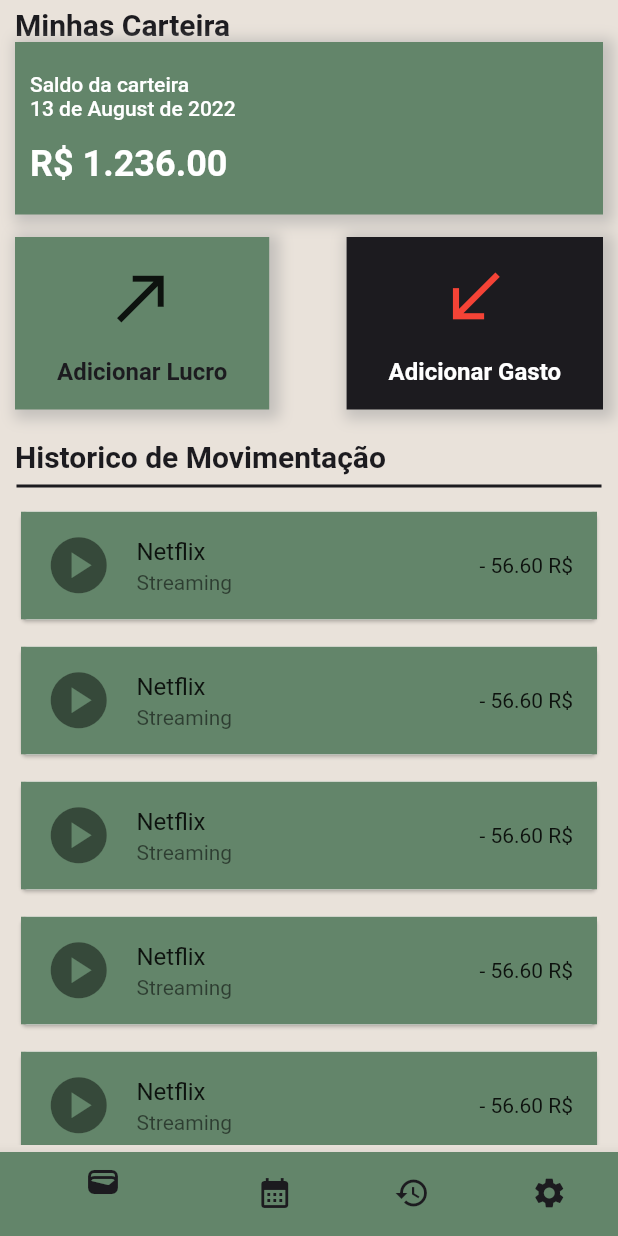
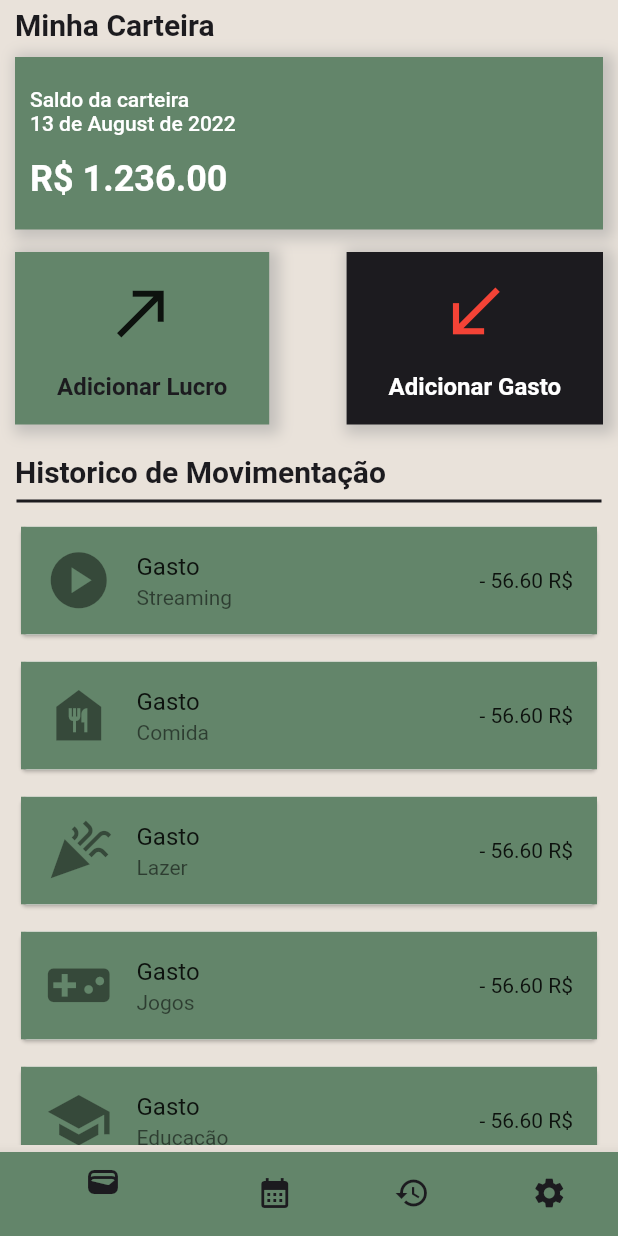
Before and after one commit to Ohlavrac/meu_dinheirinho, a Flutter app: the screen it shows after launch, on a phone screen of 412 x 824 dp. Run offline on Flutter 3.47's test engine with Material 2 defaults, Android fonts, the phone set to English and light mode, and no system bars; our stand-ins replace google_fonts.

Commit message:
Codigo atualizado

```diff
--- a/lib/app_widget.dart
+++ b/lib/app_widget.dart
@@ -1,4 +1,5 @@
 import 'package:flutter/material.dart';
+import 'package:meu_dinheirinho/iu/screens/add_wallet_moviment/add_wallet_moviment.dart';
 import 'package:meu_dinheirinho/iu/screens/screen_base.dart';
 
 import 'iu/screens/wallet/wallet.dart';
@@ -14,6 +15,7 @@
       routes: {
         "/base": (context) => const ScreenBase(),
         "/wallet": (context) => const Wallet(),
+        "/addWalletMoviment": (context) => const AddWalletMoviment(),
       },
     );
   }
--- a/lib/iu/screens/wallet/wallet.dart
+++ b/lib/iu/screens/wallet/wallet.dart
@@ -1,5 +1,6 @@
 import 'package:flutter/material.dart';
 import 'package:intl/intl.dart';
+import 'package:meu_dinheirinho/data/data_source/data_source_base_category.dart';
 import 'package:meu_dinheirinho/iu/colors/app_colors.dart';
 import 'package:meu_dinheirinho/iu/texts/app_texts.dart';
 import 'package:meu_dinheirinho/iu/widgets/square_card_button.dart';
@@ -13,6 +14,7 @@
 
 class _WalletState extends State<Wallet> {
   DateTime _date = DateTime.now();
+  DataSourceBaseCategory baseCategoryData = DataSourceBaseCategory();
 
   @override
   Widget build(BuildContext context) {
@@ -25,7 +27,8 @@
             child: Column(
               crossAxisAlignment: CrossAxisAlignment.start,
               children: [
-                Text("Minhas Carteira", style: AppTexts.title,),
+                Text("Minha Carteira", style: AppTexts.title,),
+                SizedBox(height: 10,),
                 Container(
                   padding: const EdgeInsets.symmetric(vertical: 8, horizontal: 10),
                   height: 115,
@@ -72,16 +75,17 @@
                 ),
                 Expanded(
                   child: ListView.builder(
-                    itemCount: 10,
+                    itemCount: baseCategoryData.getAll().length,
                     itemBuilder: (context, index) {
+                      var apagar = baseCategoryData.getAll();
                       return Padding(
                         padding: const EdgeInsets.symmetric(vertical: 5),
                         child: Card(
                           child: ListTile(
                             tileColor: AppColors.primary,
-                            leading: Icon(Icons.play_circle, size: 45,),
-                            title: Text("Netflix"),
-                            subtitle: Text("Streaming"),
+                            leading: apagar[index].icon,
+                            title: Text("Gasto"),
+                            subtitle: Text("${apagar[index].name}"),
                             trailing: Text("- 56.60 R\$"),
                           ),
                         ),
--- a/lib/iu/texts/app_texts.dart
+++ b/lib/iu/texts/app_texts.dart
@@ -23,6 +23,11 @@
     fontWeight: FontWeight.normal,
     fontSize: 13
   );
+  static final pageDescription = GoogleFonts.kumbhSans(
+    color: AppColors.textBlack,
+    fontWeight: FontWeight.bold,
+    fontSize: 14
+  );
   static final normal = GoogleFonts.kumbhSans(
     color: AppColors.textBlack,
     fontWeight: FontWeight.bold,
--- a/lib/iu/widgets/square_card_button.dart
+++ b/lib/iu/widgets/square_card_button.dart
@@ -11,7 +11,11 @@
 
   @override
   Widget build(BuildContext context) {
-    return Container(
+    return GestureDetector(
+      onTap: () {
+        Navigator.pushNamed(context, "/addWalletMoviment");
+      },
+      child: Container(
         padding: const EdgeInsets.symmetric(vertical: 8, horizontal: 28),
         height: 115,
         //width: 180,
@@ -34,6 +38,7 @@
             Text(label, style: label == "Adicionar Gasto" ? AppTexts.normal2 : AppTexts.normal)
           ],
         ),
+      ),
     );
   }
 }
```
Lines whose indentation alone changed are shown as unchanged.
